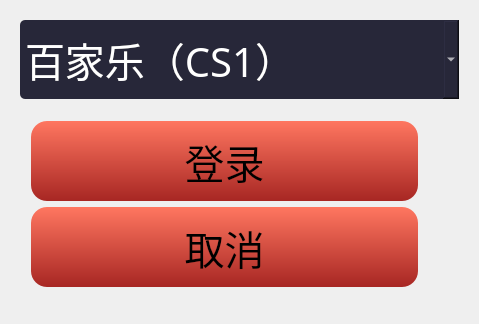
Qt form Baccarat/login.ui (QPKJEDL/deskgame) before a commit.
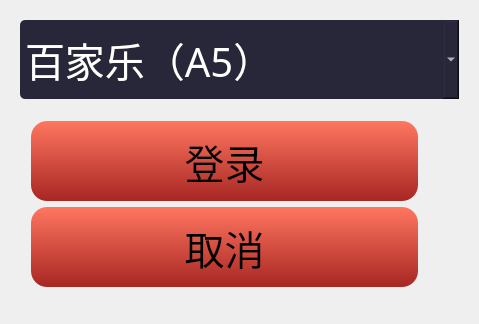
The same form after that commit.

```diff
--- a/Baccarat/login.ui
+++ b/Baccarat/login.ui
@@ -111,7 +111,7 @@
    </property>
    <item>
     <property name="text">
-     <string>百家乐（CS1）</string>
+     <string>百家乐（A5）</string>
     </property>
    </item>
   </widget>
```
